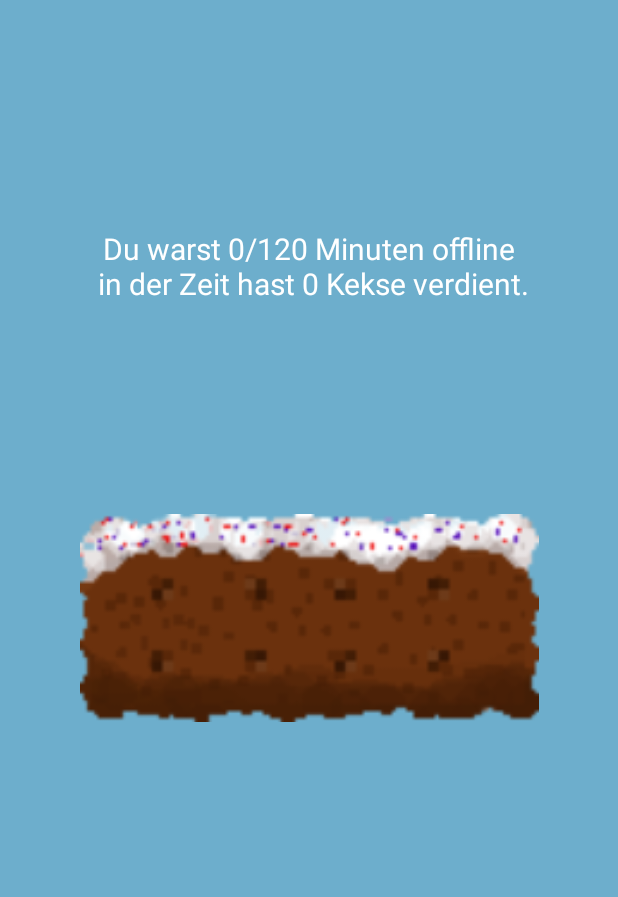
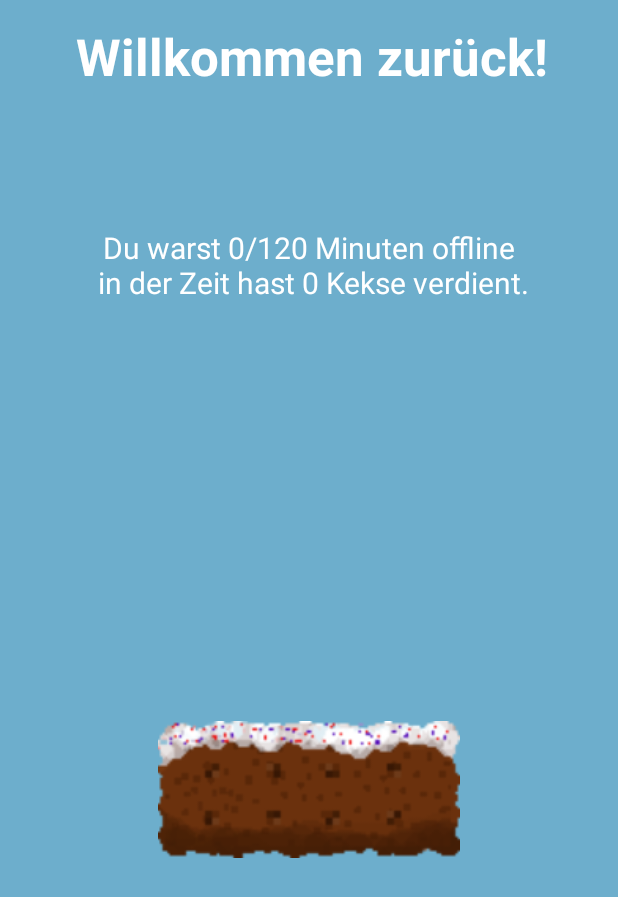
Before and after one commit to thoredev/CookieClicker, an Android app: the screen it shows after launch (OfflineEarningActivity), on a phone screen of 412 x 824 dp. Shown: the top 897 px of the screen. Run offline under Robolectric (Android 15) with nearby library versions, the light colour scheme and no system bars.

Commit message:
offline screen

```diff
--- a/app/src/main/res/layout/activity_offline_earning.xml
+++ b/app/src/main/res/layout/activity_offline_earning.xml
@@ -5,17 +5,20 @@
     android:layout_width="match_parent"
     android:layout_height="match_parent"
     android:background="#6DAECC"
+    android:backgroundTint="#6DAECC"
     tools:context=".OfflineEarningActivity">
 
     <FrameLayout
-        android:layout_width="306dp"
-        android:layout_height="153dp"
+        android:id="@+id/frameLayout"
+        android:layout_width="204dp"
+        android:layout_height="91dp"
         android:layout_marginTop="8dp"
         android:layout_marginBottom="8dp"
         app:layout_constraintBottom_toBottomOf="parent"
         app:layout_constraintEnd_toEndOf="parent"
         app:layout_constraintStart_toStartOf="parent"
-        app:layout_constraintTop_toTopOf="parent">
+        app:layout_constraintTop_toTopOf="parent"
+        app:layout_constraintVertical_bias="0.65999997">
 
         <ImageButton
             android:id="@+id/button6"
@@ -28,8 +31,9 @@
 
     <TextView
         android:id="@+id/textView7"
-        android:layout_width="356dp"
-        android:layout_height="65dp"
+        android:layout_width="407dp"
+        android:layout_height="62dp"
+        android:background="#00000000"
         android:text="Du warst Minuten offline"
         android:textAlignment="center"
         android:textColor="#FFFFFF"
@@ -38,6 +42,26 @@
         app:layout_constraintEnd_toEndOf="parent"
         app:layout_constraintStart_toStartOf="parent"
         app:layout_constraintTop_toTopOf="parent"
-        app:layout_constraintVertical_bias="0.19999999" />
+        app:layout_constraintVertical_bias="0.199" />
+
+    <TextView
+        android:id="@+id/textView6"
+        android:layout_width="381dp"
+        android:layout_height="92dp"
+        android:background="#00000000"
+        android:fadingEdgeLength="50dp"
+        android:requiresFadingEdge="none"
+        android:text="    Willkommen zurück!"
+        android:textAllCaps="false"
+        android:textColor="#FFFFFF"
+        android:textIsSelectable="false"
+        android:textSize="34sp"
+        android:textStyle="normal|bold"
+        app:layout_constraintBottom_toBottomOf="parent"
+        app:layout_constraintEnd_toEndOf="parent"
+        app:layout_constraintHorizontal_bias="0.52"
+        app:layout_constraintStart_toStartOf="parent"
+        app:layout_constraintTop_toTopOf="parent"
+        app:layout_constraintVertical_bias="0.01999998" />
 
 </androidx.constraintlayout.widget.ConstraintLayout>
```
